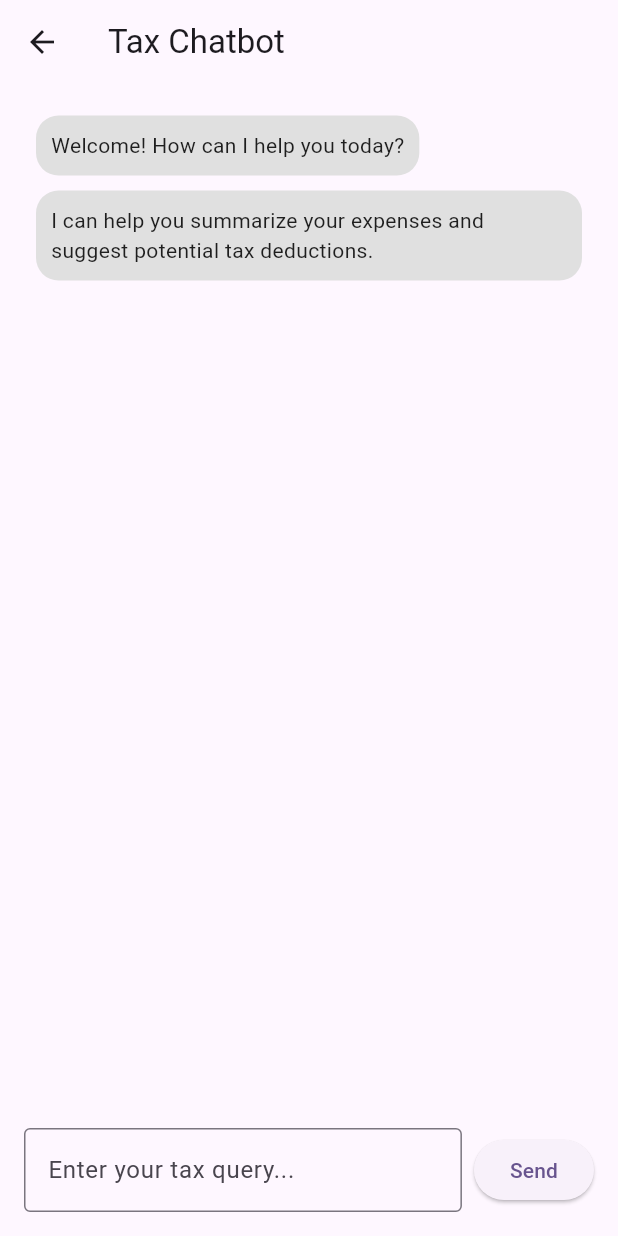
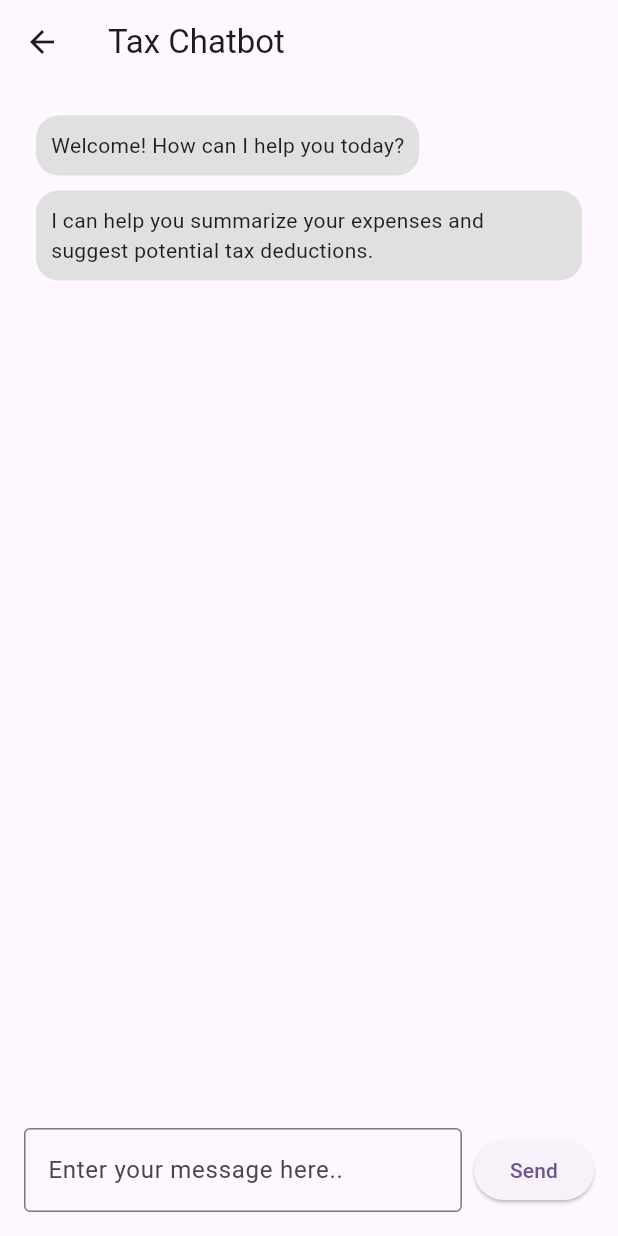
Before and after one commit to Jiunhong712/Tax_Assistant, a Flutter app: the ChatbotPage screen opened directly, on a phone screen of 412 x 824 dp. Run offline on Flutter 3.47's test engine with Material 3 defaults, Android fonts, the light colour scheme and no system bars; our stand-ins replace file_picker, fl_chart, get; missing offline and left inert: universal_html.

```diff
--- a/taxassistant/lib/chatbot page/chatbot_page.dart
+++ b/taxassistant/lib/chatbot page/chatbot_page.dart
@@ -211,7 +211,7 @@ Use this data to calculate taxes, suggest deductions, or categorize expenses for
                   child: TextField(
                     controller: _textController,
                     decoration: const InputDecoration(
-                      hintText: 'Enter your tax query...',
+                      hintText: 'Enter your message here..',
                       border: OutlineInputBorder(),
                     ),
                   ),
```
